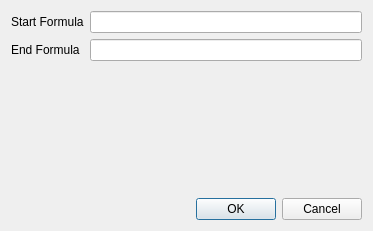
Old version of the form newsolutiondialog.ui in the repository kongy/ET.
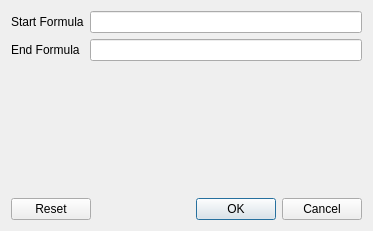
New version of the form.

Commit message: NewSolutionDialog partial implementation

What changed in the file:
```diff
--- a/newsolutiondialog.ui
+++ b/newsolutiondialog.ui
@@ -44,7 +44,7 @@
       <enum>Qt::Horizontal</enum>
      </property>
      <property name="standardButtons">
-      <set>QDialogButtonBox::Cancel|QDialogButtonBox::Ok</set>
+      <set>QDialogButtonBox::Cancel|QDialogButtonBox::Ok|QDialogButtonBox::Reset</set>
      </property>
      <property name="centerButtons">
       <bool>false</bool>
```
The commit also changes 2 other files.
